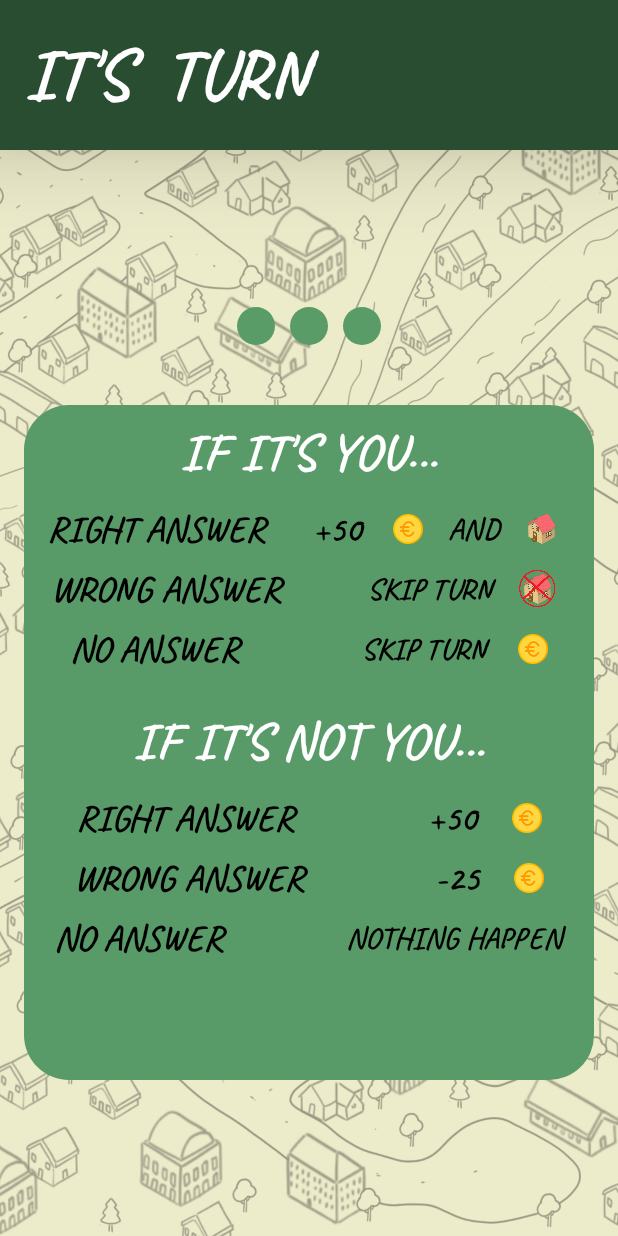
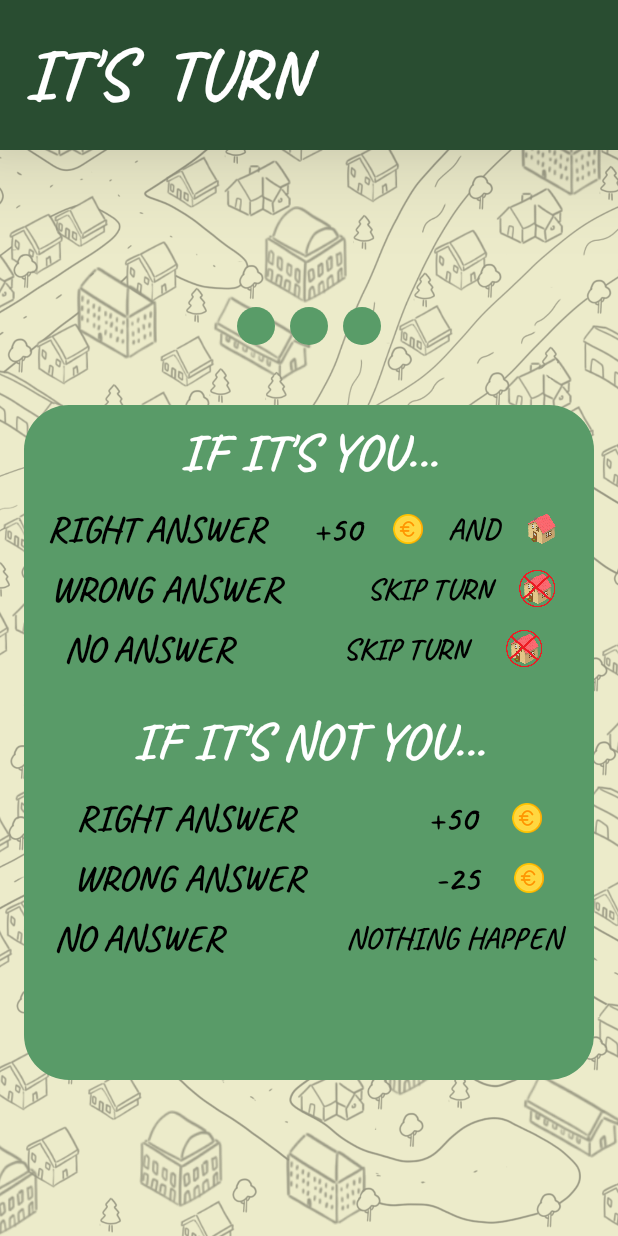
Before and after one commit to chettilaura/Green-House-Builder, an Android app built with Jetpack Compose: the WaitingQuizScreen screen opened through its navigation route, on a phone screen of 412 x 824 dp. Run offline under Robolectric (Android 15) with nearby library versions, the phone set to English and light mode, and no system bars; our stand-ins replace Firebase (no records; nobody signed in at launch, a user with empty details on screens opened directly), livedata-compose; pictures from the network do not load; 3 statements that could not run were skipped.

Commit message:
Aggiornamento loading screen e color player in dashboard

```diff
--- a/gioco/app/src/main/java/it/polito/did/gruppo8/Navigation.kt
+++ b/gioco/app/src/main/java/it/polito/did/gruppo8/Navigation.kt
@@ -56,7 +56,7 @@ fun Navigation(navController: NavHostController) {
         }
 
         composable(route = ScreenName.Waiting.route) {
-            WaitingScreen(vm, vm.gameInfos.value!!.cityName!!, "WAIT, THE GAME IS STARTING!")
+            WaitingScreen(vm, vm.gameInfos.value!!.cityName!!, "LOADING")
         }
 
         composable(route = ScreenName.Dashboard.route) {
--- a/gioco/app/src/main/java/it/polito/did/gruppo8/screens/NewScreens/WaitingQuizScreen.kt
+++ b/gioco/app/src/main/java/it/polito/did/gruppo8/screens/NewScreens/WaitingQuizScreen.kt
@@ -205,8 +205,8 @@ fun WaitingQuizScreen(vm: GameViewModel, modifier: Modifier = Modifier) {
                                                 style = MaterialTheme.typography.h6
                                             )
                                             Image(
-                                                modifier = Modifier.size(20.dp,20.dp),
-                                                painter = painterResource(id = R.drawable.coin),
+                                                modifier = Modifier.size(40.dp,40.dp),
+                                                painter = painterResource(id = R.drawable.noshop),
                                                 contentDescription = "coinIcon"
                                             )
 
--- a/gioco/app/src/main/java/it/polito/did/gruppo8/util/myComposable/MyPlayerData.kt
+++ b/gioco/app/src/main/java/it/polito/did/gruppo8/util/myComposable/MyPlayerData.kt
@@ -44,7 +44,7 @@ fun MyPlayerData(players: List<Player>, currentPlayerId: String) {
                 Text(
                     text = player.nickname,
                     fontFamily = caveatBold,
-                    color = if(player.id==currentPlayerId) Color.Red else DarkGreen,
+                    color = if(player.id==currentPlayerId) Color(0xFF599B68) else DarkGreen,
                     style = MaterialTheme.typography.h3,
                     textAlign = TextAlign.Center
                 )
```
